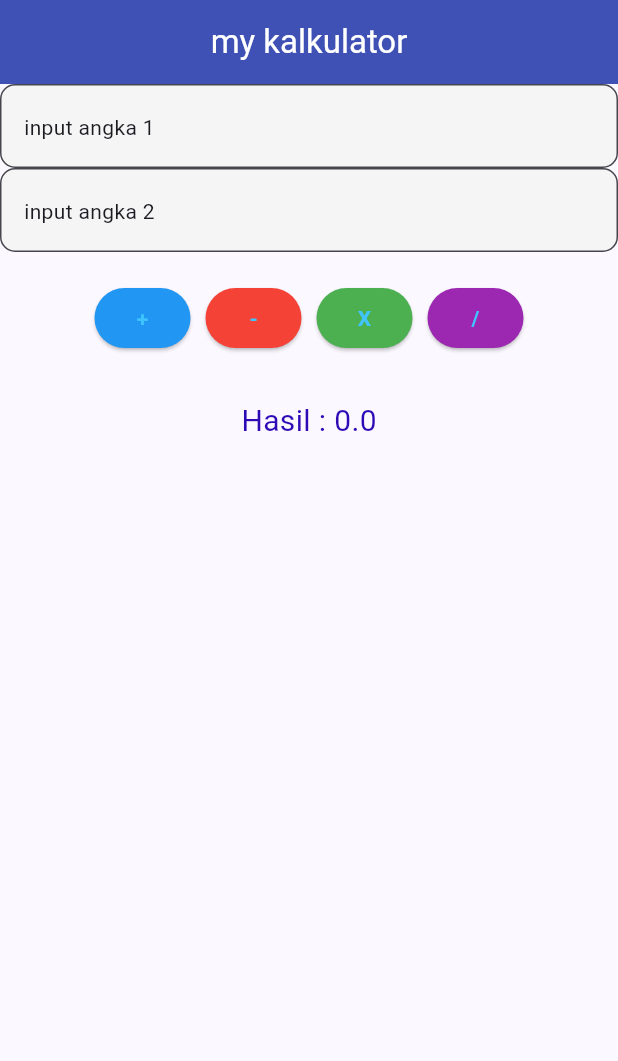
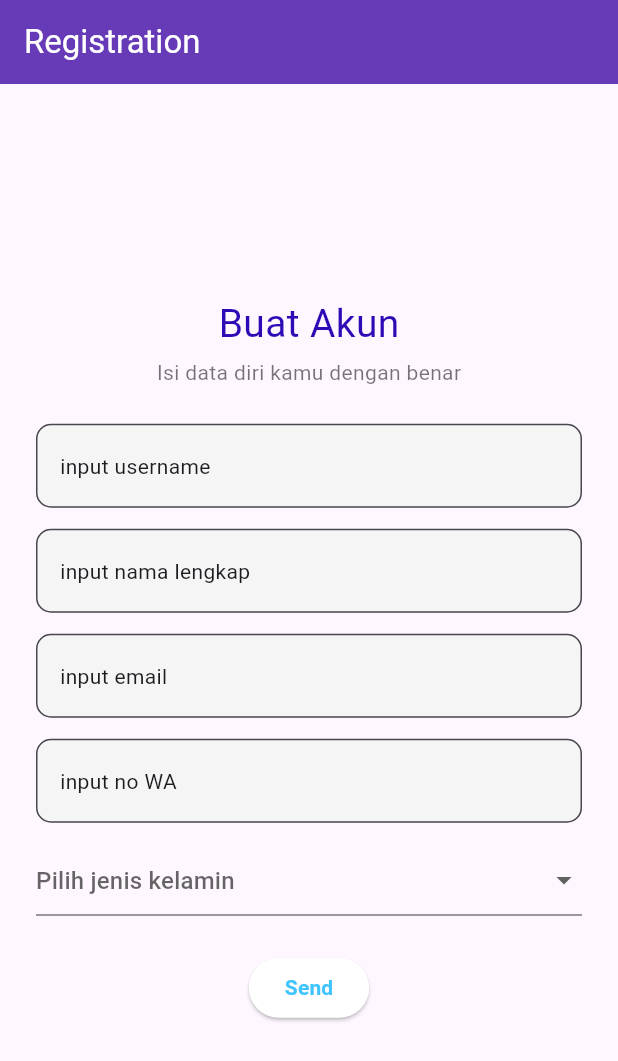
Before and after one commit to abdillahf-art/fluttertes, a Flutter app: the screen it shows after launch, on a phone screen of 412 x 824 dp. Shown: the top 1061 px of the screen. Run offline on Flutter 3.47's test engine with Material 3 defaults, Android fonts, the phone set to English and light mode, and no system bars; our stand-ins replace get.

Commit message:
registration

```diff
--- /dev/null
+++ b/lib/controllers/confirm_registration.dart
@@ -0,0 +1,21 @@
+import 'package:get/get.dart';
+
+class ConfirmRegistrationController extends GetxController {
+  late String username;
+  late String nama_lengkap;
+  late String email;
+  late String no_wa;
+  late String jenis_kelamin;
+
+  @override
+  void onInit() {
+    // TODO: implement onInit
+    super.onInit();
+    final arguments = Get.arguments;
+    username = arguments["username"];
+    nama_lengkap = arguments["nama_lengkap"];
+    email = arguments["email"];
+    no_wa = arguments["no_wa"];
+    jenis_kelamin = arguments["jenis_kelamin"];
+  }
+}
--- /dev/null
+++ b/lib/controllers/registration_controller.dart
@@ -0,0 +1,3 @@
+import 'package:get/get.dart';
+
+class RegistrationController extends GetxController {}
--- a/lib/main.dart
+++ b/lib/main.dart
@@ -1,5 +1,5 @@
+import 'package:fluttertes/routes.dart';
 import 'package:flutter/material.dart';
-import 'package:fluttertes/calculator2_page.dart';
 import 'package:get/get.dart';
 
 void main() {
@@ -9,21 +9,20 @@ void main() {
 class MyApp extends StatelessWidget {
   const MyApp({super.key});
 
-  // This widget is the root of your application.
   @override
   Widget build(BuildContext context) {
     return GetMaterialApp(
-      title: 'Flutter Demo',
+      title: "Belajar Flutter GetX",
+      debugShowCheckedModeBanner: false,
+      initialRoute: Routes.registraion,
+      getPages: Routes.myPages,
       theme: ThemeData(
-        colorScheme: ColorScheme.fromSeed(seedColor: Colors.indigo),
-        useMaterial3: true,
+        colorScheme: ColorScheme.fromSeed(seedColor: Colors.deepPurple),
         appBarTheme: const AppBarTheme(
-          centerTitle: true,
-          backgroundColor: Colors.indigo,
+          backgroundColor: Colors.deepPurple,
           foregroundColor: Colors.white,
         ),
       ),
-      home: CalculatorPage(),
     );
   }
 }
--- /dev/null
+++ b/lib/pages/registration_page.dart
@@ -0,0 +1,105 @@
+import 'package:fluttertes/components/custom_button.dart';
+import 'package:fluttertes/components/custom_text.dart';
+import 'package:fluttertes/components/custom_textfield.dart';
+import 'package:fluttertes/routes.dart';
+import 'package:flutter/material.dart';
+import 'package:flutter/services.dart';
+import 'package:get/get.dart';
+
+class RegistrationPage extends StatelessWidget {
+  const RegistrationPage({super.key});
+
+  @override
+  Widget build(BuildContext context) {
+    TextEditingController txtUsername = TextEditingController();
+    TextEditingController txtNamaLengkap = TextEditingController();
+    TextEditingController txtEmail = TextEditingController();
+    TextEditingController txtNoWa = TextEditingController();
+    final RxString jenisKelamin = "".obs;
+
+    return Scaffold(
+      appBar: AppBar(
+        title: const CustomText(
+          myText: "Registration",
+          fontSize: 22,
+          myColor: Colors.white,
+        ),
+      ),
+      body: Center(
+        child: SingleChildScrollView(
+          padding: const EdgeInsets.all(24),
+          child: ConstrainedBox(
+            constraints: const BoxConstraints(maxWidth: 420),
+            child: Column(
+              mainAxisSize: MainAxisSize.min,
+              children: [
+                const CustomText(myText: "Buat Akun", fontSize: 26),
+                const SizedBox(height: 4),
+                const Text(
+                  "Isi data diri kamu dengan benar",
+                  style: TextStyle(color: Colors.black54),
+                ),
+                const SizedBox(height: 24),
+                CustomTextfield(
+                  myHint: "input username",
+                  txtController: txtUsername,
+                ),
+                const SizedBox(height: 14),
+                CustomTextfield(
+                  myHint: "input nama lengkap",
+                  txtController: txtNamaLengkap,
+                ),
+                const SizedBox(height: 14),
+                CustomTextfield(
+                  myHint: "input email",
+                  txtController: txtEmail,
+                ),
+                const SizedBox(height: 14),
+                CustomTextfield(
+                  myHint: "input no WA",
+                  txtController: txtNoWa,
+                  keyboardType: TextInputType.number,
+                  inputFormatters: [FilteringTextInputFormatter.digitsOnly],
+                ),
+                const SizedBox(height: 14),
+                Obx(
+                  () => DropdownButtonFormField<String>(
+                    isExpanded: true,
+                    decoration: const InputDecoration(
+                      hintText: "Pilih jenis kelamin",
+                    ),
+                    value: jenisKelamin.value.isEmpty
+                        ? null
+                        : jenisKelamin.value,
+                    items: ["Laki-laki", "Perempuan"]
+                        .map(
+                          (g) => DropdownMenuItem(value: g, child: Text(g)),
+                        )
+                        .toList(),
+                    onChanged: (v) => jenisKelamin.value = v!,
+                  ),
+                ),
+                const SizedBox(height: 24),
+                CustomButton(
+                  myText: "Send",
+                  onPressed: () {
+                    Get.toNamed(
+                      Routes.confirm_registraion,
+                      arguments: {
+                        "username": txtUsername.text,
+                        "nama_lengkap": txtNamaLengkap.text,
+                        "email": txtEmail.text,
+                        "no_wa": txtNoWa.text,
+                        "jenis_kelamin": jenisKelamin.value,
+                      },
+                    );
+                  },
+                ),
+              ],
+            ),
+          ),
+        ),
+      ),
+    );
+  }
+}
--- /dev/null
+++ b/lib/routes.dart
@@ -0,0 +1,16 @@
+import 'package:fluttertes/pages/confirm_registration_page.dart';
+import 'package:fluttertes/pages/registration_page.dart';
+import 'package:get/get.dart';
+
+class Routes {
+  static const String registraion = "/registraion";
+  static const String confirm_registraion = "/confirm_registraion";
+  // dll
+
+  // kita masukkan ke dalam myPages array
+  static final myPages = [
+    GetPage(name: registraion, page: () => RegistrationPage()),
+    GetPage(name: confirm_registraion, page: () => ConfirmRegistrationPage()),
+    // dll
+  ];
+}
```
Also changed, not shown: lib/pages/confirm_registration_page.dart (added, +56 -0 lines).
